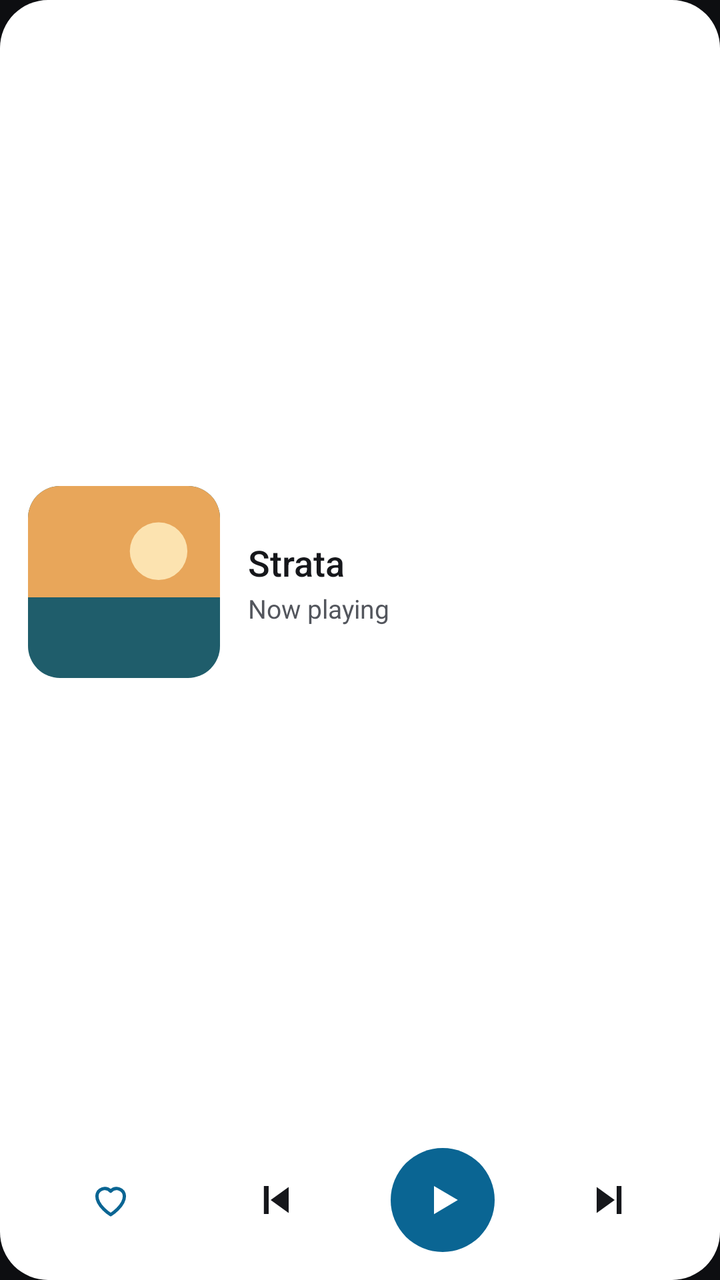
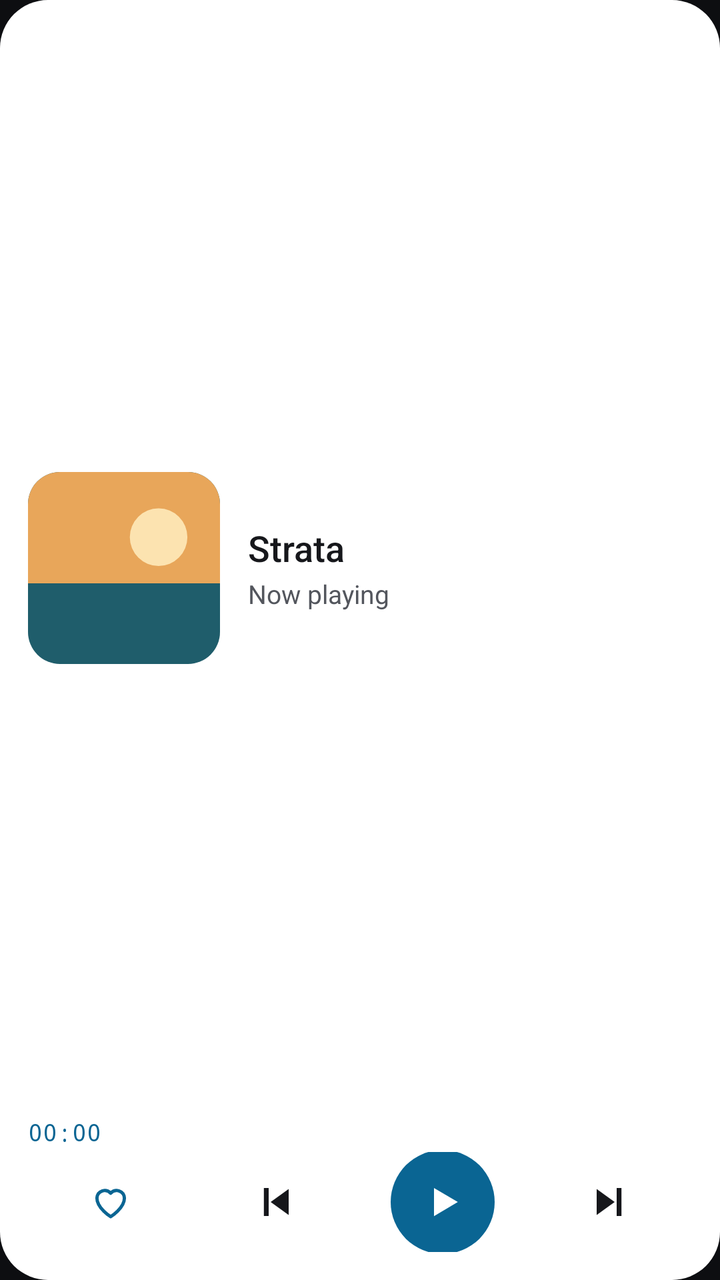

Two renders of the same Android screen: before a commit and after it. Below are the layout's source before the change and the commit's diff.
<!-- AndroidManifest.xml: application theme Theme.Strata -->
<!-- res/layout/widget_player_large.xml -->
<?xml version="1.0" encoding="utf-8"?>
<LinearLayout xmlns:android="http://schemas.android.com/apk/res/android"
    android:id="@+id/w_root"
    android:layout_width="match_parent"
    android:layout_height="match_parent"
    android:background="@drawable/widget_bg"
    android:orientation="vertical"
    android:padding="14dp">

    <LinearLayout
        android:layout_width="match_parent"
        android:layout_height="0dp"
        android:layout_weight="1"
        android:gravity="center_vertical"
        android:orientation="horizontal">

        
        <ImageView
            android:id="@+id/w_art"
            android:src="@drawable/widget_art_placeholder"
            android:layout_width="wrap_content"
            android:layout_height="match_parent"
            android:adjustViewBounds="true"
            android:maxWidth="96dp"
            android:maxHeight="96dp"
            android:importantForAccessibility="no"
            android:scaleType="fitCenter" />

        <LinearLayout
            android:layout_width="0dp"
            android:layout_height="wrap_content"
            android:layout_marginStart="14dp"
            android:layout_weight="1"
            android:orientation="vertical">

            <TextView
                android:id="@+id/w_title"
                android:text="Strata"
                android:layout_width="match_parent"
                android:layout_height="wrap_content"
                android:ellipsize="end"
                android:fontFamily="sans-serif-medium"
                android:maxLines="1"
                android:textColor="@color/widget_text"
                android:textSize="18sp" />

            <TextView
                android:id="@+id/w_sub"
                android:text="Now playing"
                android:layout_width="match_parent"
                android:layout_height="wrap_content"
                android:layout_marginTop="2dp"
                android:ellipsize="end"
                android:maxLines="2"
                android:textColor="@color/widget_sub"
                android:textSize="13sp" />
        </LinearLayout>
    </LinearLayout>

    <LinearLayout
        android:layout_width="match_parent"
        android:layout_height="52dp"
        android:layout_marginTop="6dp"
        android:gravity="center_vertical"
        android:orientation="horizontal">

        <FrameLayout android:layout_width="0dp" android:layout_height="match_parent" android:layout_weight="1">
            <ImageView
                android:id="@+id/w_fav"
                android:layout_width="44dp"
                android:layout_height="44dp"
                android:layout_gravity="center"
                android:contentDescription="Add to favorites"
                android:padding="11dp"
                android:src="@drawable/ic_w_heart"
                android:tint="@color/widget_accent" />
        </FrameLayout>

        <FrameLayout android:layout_width="0dp" android:layout_height="match_parent" android:layout_weight="1">
            <ImageView
                android:id="@+id/w_prev"
                android:layout_width="44dp"
                android:layout_height="44dp"
                android:layout_gravity="center"
                android:contentDescription="Previous track"
                android:padding="10dp"
                android:src="@drawable/ic_w_prev"
                android:tint="@color/widget_text" />
        </FrameLayout>

        <FrameLayout android:layout_width="0dp" android:layout_height="match_parent" android:layout_weight="1">
            <ImageView
                android:id="@+id/w_play"
                android:layout_width="52dp"
                android:layout_height="52dp"
                android:layout_gravity="center"
                android:background="@drawable/widget_play_bg"
                android:contentDescription="Play"
                android:padding="13dp"
                android:src="@drawable/ic_w_play"
                android:tint="@color/widget_on_accent" />
        </FrameLayout>

        <FrameLayout android:layout_width="0dp" android:layout_height="match_parent" android:layout_weight="1">
            <ImageView
                android:id="@+id/w_next"
                android:layout_width="44dp"
                android:layout_height="44dp"
                android:layout_gravity="center"
                android:contentDescription="Next track"
                android:padding="10dp"
                android:src="@drawable/ic_w_next"
                android:tint="@color/widget_text" />
        </FrameLayout>
    </LinearLayout>
</LinearLayout>
<!-- resources referenced by this layout -->
<resources>
  <color name="widget_accent">#FF0A6593</color>
  <color name="widget_on_accent">#FFFFFFFF</color>
  <color name="widget_sub">#FF53565D</color>
  <color name="widget_text">#FF16171B</color>
  <!-- drawable ic_w_next (drawable) -->
  <?xml version="1.0" encoding="utf-8"?>
  <vector xmlns:android="http://schemas.android.com/apk/res/android"
      android:width="24dp" android:height="24dp" android:viewportWidth="24" android:viewportHeight="24">
      <path android:fillColor="#FFFFFFFF" android:pathData="M6 5.5v13l9-6.5z" />
      <path android:fillColor="#FFFFFFFF" android:pathData="M16 5h2.4v14H16z" />
  </vector>
  <!-- drawable ic_w_play (drawable) -->
  <?xml version="1.0" encoding="utf-8"?>
  <vector xmlns:android="http://schemas.android.com/apk/res/android"
      android:width="24dp" android:height="24dp" android:viewportWidth="24" android:viewportHeight="24">
      <path android:fillColor="#FFFFFFFF" android:pathData="M8 5.5v13l11-6.5z" />
  </vector>
  <!-- drawable ic_w_prev (drawable) -->
  <?xml version="1.0" encoding="utf-8"?>
  <vector xmlns:android="http://schemas.android.com/apk/res/android"
      android:width="24dp" android:height="24dp" android:viewportWidth="24" android:viewportHeight="24">
      <path android:fillColor="#FFFFFFFF" android:pathData="M18 5.5v13l-9-6.5z" />
      <path android:fillColor="#FFFFFFFF" android:pathData="M5.6 5h2.4v14H5.6z" />
  </vector>
  <!-- drawable widget_bg (drawable) -->
  <?xml version="1.0" encoding="utf-8"?>
  <shape xmlns:android="http://schemas.android.com/apk/res/android" android:shape="rectangle">
      <solid android:color="@color/widget_bg" />
      <corners android:radius="24dp" />
  </shape>
  <!-- drawable widget_play_bg (drawable) -->
  <?xml version="1.0" encoding="utf-8"?>
  <shape xmlns:android="http://schemas.android.com/apk/res/android" android:shape="oval">
      <solid android:color="@color/widget_accent" />
  </shape>
  <style name="Theme.Strata" parent="android:Theme.Material.NoActionBar">
          <item name="android:windowBackground">@color/strata_bg</item>
          <item name="android:statusBarColor">@android:color/transparent</item>
          <item name="android:navigationBarColor">@android:color/transparent</item>
      </style>
  <color name="widget_bg">#FFFFFFFF</color>
  <color name="strata_bg">#0D0E11</color>
  <!-- unchanged entries left out for length: 2 -->
</resources>

<!-- the commit's change to res/layout/widget_player_large.xml (unified diff, before → after) -->
@@ -7,73 +7,184 @@
     android:orientation="vertical"
     android:padding="14dp">
 
-    <LinearLayout
+    <ViewFlipper
+        android:id="@+id/w_info"
         android:layout_width="match_parent"
         android:layout_height="0dp"
         android:layout_weight="1"
+        android:animateFirstView="false"
+        android:inAnimation="@anim/widget_info_in"
+        android:outAnimation="@anim/widget_info_out">
+
+        <LinearLayout
+            android:id="@+id/w_info0"
+            android:layout_width="match_parent"
+            android:layout_height="match_parent"
+            android:gravity="center_vertical"
+            android:orientation="horizontal">
+
+            
+            <ImageView
+                android:id="@+id/w_art0"
+                android:layout_width="wrap_content"
+                android:layout_height="match_parent"
+                android:adjustViewBounds="true"
+                android:importantForAccessibility="no"
+                android:maxWidth="96dp"
+                android:maxHeight="96dp"
+                android:scaleType="fitCenter"
+                android:src="@drawable/widget_art_placeholder" />
+
+            <LinearLayout
+                android:layout_width="0dp"
+                android:layout_height="wrap_content"
+                android:layout_marginStart="14dp"
+                android:layout_weight="1"
+                android:orientation="vertical">
+
+                <TextView
+                    android:id="@+id/w_title0"
+                    android:layout_width="match_parent"
+                    android:layout_height="wrap_content"
+                    android:ellipsize="end"
+                    android:fontFamily="sans-serif-medium"
+                    android:maxLines="1"
+                    android:text="Strata"
+                    android:textColor="@color/widget_text"
+                    android:textSize="18sp" />
+
+                <TextView
+                    android:id="@+id/w_sub0"
+                    android:layout_width="match_parent"
+                    android:layout_height="wrap_content"
+                    android:layout_marginTop="2dp"
+                    android:ellipsize="end"
+                    android:maxLines="2"
+                    android:text="Now playing"
+                    android:textColor="@color/widget_sub"
+                    android:textSize="13sp" />
+            </LinearLayout>
+        </LinearLayout>
+
+        <LinearLayout
+            android:id="@+id/w_info1"
+            android:layout_width="match_parent"
+            android:layout_height="match_parent"
+            android:gravity="center_vertical"
+            android:orientation="horizontal">
+
+            
+            <ImageView
+                android:id="@+id/w_art1"
+                android:layout_width="wrap_content"
+                android:layout_height="match_parent"
+                android:adjustViewBounds="true"
+                android:importantForAccessibility="no"
+                android:maxWidth="96dp"
+                android:maxHeight="96dp"
+                android:scaleType="fitCenter"
+                android:src="@drawable/widget_art_placeholder" />
+
+            <LinearLayout
+                android:layout_width="0dp"
+                android:layout_height="wrap_content"
+                android:layout_marginStart="14dp"
+                android:layout_weight="1"
+                android:orientation="vertical">
+
+                <TextView
+                    android:id="@+id/w_title1"
+                    android:layout_width="match_parent"
+                    android:layout_height="wrap_content"
+                    android:ellipsize="end"
+                    android:fontFamily="sans-serif-medium"
+                    android:maxLines="1"
+                    android:text="Strata"
+                    android:textColor="@color/widget_text"
+                    android:textSize="18sp" />
+
+                <TextView
+                    android:id="@+id/w_sub1"
+                    android:layout_width="match_parent"
+                    android:layout_height="wrap_content"
+                    android:layout_marginTop="2dp"
+                    android:ellipsize="end"
+                    android:maxLines="2"
+                    android:text="Now playing"
+                    android:textColor="@color/widget_sub"
+                    android:textSize="13sp" />
+            </LinearLayout>
+        </LinearLayout>
+
+    </ViewFlipper>
+
+    <LinearLayout
+        android:id="@+id/w_time_row"
+        android:layout_width="match_parent"
+        android:layout_height="wrap_content"
+        android:layout_marginTop="4dp"
         android:gravity="center_vertical"
         android:orientation="horizontal">
 
-        
-        <ImageView
-            android:id="@+id/w_art"
-            android:src="@drawable/widget_art_placeholder"
+        <Chronometer
+            android:id="@+id/w_elapsed"
             android:layout_width="wrap_content"
-            android:layout_height="match_parent"
-            android:adjustViewBounds="true"
-            android:maxWidth="96dp"
-            android:maxHeight="96dp"
-            android:importantForAccessibility="no"
-            android:scaleType="fitCenter" />
-
-        <LinearLayout
-            android:layout_width="0dp"
             android:layout_height="wrap_content"
-            android:layout_marginStart="14dp"
-            android:layout_weight="1"
-            android:orientation="vertical">
-
-            <TextView
-                android:id="@+id/w_title"
-                android:text="Strata"
-                android:layout_width="match_parent"
-                android:layout_height="wrap_content"
-                android:ellipsize="end"
-                android:fontFamily="sans-serif-medium"
-                android:maxLines="1"
-                android:textColor="@color/widget_text"
-                android:textSize="18sp" />
-
-            <TextView
-                android:id="@+id/w_sub"
-                android:text="Now playing"
-                android:layout_width="match_parent"
-                android:layout_height="wrap_content"
-                android:layout_marginTop="2dp"
-                android:ellipsize="end"
-                android:maxLines="2"
-                android:textColor="@color/widget_sub"
-                android:textSize="13sp" />
-        </LinearLayout>
+            android:fontFamily="monospace"
+            android:textColor="@color/widget_accent"
+            android:textSize="12sp" />
+
+        <TextView
+            android:id="@+id/w_pos"
+            android:layout_width="wrap_content"
+            android:layout_height="wrap_content"
+            android:fontFamily="monospace"
+            android:textColor="@color/widget_sub"
+            android:textSize="12sp"
+            android:visibility="gone" />
+
+        <TextView
+            android:id="@+id/w_total"
+            android:layout_width="wrap_content"
+            android:layout_height="wrap_content"
+            android:fontFamily="monospace"
+            android:textColor="@color/widget_sub"
+            android:textSize="12sp" />
     </LinearLayout>
 
     <LinearLayout
         android:layout_width="match_parent"
-        android:layout_height="52dp"
-        android:layout_marginTop="6dp"
+        android:layout_height="50dp"
+        android:layout_marginTop="2dp"
         android:gravity="center_vertical"
         android:orientation="horizontal">
 
         <FrameLayout android:layout_width="0dp" android:layout_height="match_parent" android:layout_weight="1">
-            <ImageView
+            <ViewFlipper
                 android:id="@+id/w_fav"
                 android:layout_width="44dp"
                 android:layout_height="44dp"
-                android:layout_gravity="center"
+            android:layout_gravity="center"
+                android:animateFirstView="false"
                 android:contentDescription="Add to favorites"
-                android:padding="11dp"
-                android:src="@drawable/ic_w_heart"
-                android:tint="@color/widget_accent" />
+                android:inAnimation="@anim/widget_pop_in"
+                android:outAnimation="@anim/widget_pop_out"
+                android:background="@drawable/widget_ripple">
+                <ImageView
+                    android:layout_width="match_parent"
+                    android:layout_height="match_parent"
+                    android:importantForAccessibility="no"
+                    android:padding="11dp"
+                    android:src="@drawable/ic_w_heart"
+                    android:tint="@color/widget_accent" />
+                <ImageView
+                    android:layout_width="match_parent"
+                    android:layout_height="match_parent"
+                    android:importantForAccessibility="no"
+                    android:padding="11dp"
+                    android:src="@drawable/ic_w_heart_fill"
+                    android:tint="@color/widget_accent" />
+            </ViewFlipper>
         </FrameLayout>
 
         <FrameLayout android:layout_width="0dp" android:layout_height="match_parent" android:layout_weight="1">
@@ -82,6 +193,7 @@
                 android:layout_width="44dp"
                 android:layout_height="44dp"
                 android:layout_gravity="center"
+                android:background="@drawable/widget_ripple"
                 android:contentDescription="Previous track"
                 android:padding="10dp"
                 android:src="@drawable/ic_w_prev"
@@ -89,16 +201,31 @@
         </FrameLayout>
 
         <FrameLayout android:layout_width="0dp" android:layout_height="match_parent" android:layout_weight="1">
-            <ImageView
+            <ViewFlipper
                 android:id="@+id/w_play"
                 android:layout_width="52dp"
                 android:layout_height="52dp"
-                android:layout_gravity="center"
-                android:background="@drawable/widget_play_bg"
+            android:layout_gravity="center"
+                android:animateFirstView="false"
                 android:contentDescription="Play"
-                android:padding="13dp"
-                android:src="@drawable/ic_w_play"
-                android:tint="@color/widget_on_accent" />
+                android:inAnimation="@anim/widget_pop_in"
+                android:outAnimation="@anim/widget_pop_out"
+                android:background="@drawable/widget_play_bg">
+                <ImageView
+                    android:layout_width="match_parent"
+                    android:layout_height="match_parent"
+                    android:importantForAccessibility="no"
+                    android:padding="13dp"
+                    android:src="@drawable/ic_w_play"
+                    android:tint="@color/widget_on_accent" />
+                <ImageView
+                    android:layout_width="match_parent"
+                    android:layout_height="match_parent"
+                    android:importantForAccessibility="no"
+                    android:padding="13dp"
+                    android:src="@drawable/ic_w_pause"
+                    android:tint="@color/widget_on_accent" />
+            </ViewFlipper>
         </FrameLayout>
 
         <FrameLayout android:layout_width="0dp" android:layout_height="match_parent" android:layout_weight="1">
@@ -107,6 +234,7 @@
                 android:layout_width="44dp"
                 android:layout_height="44dp"
                 android:layout_gravity="center"
+                android:background="@drawable/widget_ripple"
                 android:contentDescription="Next track"
                 android:padding="10dp"
                 android:src="@drawable/ic_w_next"
<!-- resource entries referenced after the edit -->
@@ -4,12 +4,25 @@
   <color name="widget_on_accent">#FFFFFFFF</color>
   <color name="widget_sub">#FF53565D</color>
   <color name="widget_text">#FF16171B</color>
+  <!-- drawable ic_w_heart_fill (drawable) -->
+  <?xml version="1.0" encoding="utf-8"?>
+  <vector xmlns:android="http://schemas.android.com/apk/res/android"
+      android:width="24dp" android:height="24dp" android:viewportWidth="24" android:viewportHeight="24">
+      <path android:fillColor="#FFFFFFFF" android:pathData="M12 20s-7.5-4.6-7.5-10.2A4.3 4.3 0 0 1 12 7.2a4.3 4.3 0 0 1 7.5 2.6C19.5 15.4 12 20 12 20z" />
+  </vector>
   <!-- drawable ic_w_next (drawable) -->
   <?xml version="1.0" encoding="utf-8"?>
   <vector xmlns:android="http://schemas.android.com/apk/res/android"
       android:width="24dp" android:height="24dp" android:viewportWidth="24" android:viewportHeight="24">
       <path android:fillColor="#FFFFFFFF" android:pathData="M6 5.5v13l9-6.5z" />
       <path android:fillColor="#FFFFFFFF" android:pathData="M16 5h2.4v14H16z" />
+  </vector>
+  <!-- drawable ic_w_pause (drawable) -->
+  <?xml version="1.0" encoding="utf-8"?>
+  <vector xmlns:android="http://schemas.android.com/apk/res/android"
+      android:width="24dp" android:height="24dp" android:viewportWidth="24" android:viewportHeight="24">
+      <path android:fillColor="#FFFFFFFF" android:pathData="M7.7 5h1.6a1.2 1.2 0 0 1 1.2 1.2v11.6a1.2 1.2 0 0 1-1.2 1.2H7.7a1.2 1.2 0 0 1-1.2-1.2V6.2A1.2 1.2 0 0 1 7.7 5z" />
+      <path android:fillColor="#FFFFFFFF" android:pathData="M14.7 5h1.6a1.2 1.2 0 0 1 1.2 1.2v11.6a1.2 1.2 0 0 1-1.2 1.2h-1.6a1.2 1.2 0 0 1-1.2-1.2V6.2A1.2 1.2 0 0 1 14.7 5z" />
   </vector>
   <!-- drawable ic_w_play (drawable) -->
   <?xml version="1.0" encoding="utf-8"?>
@@ -32,15 +45,26 @@
   </shape>
   <!-- drawable widget_play_bg (drawable) -->
   <?xml version="1.0" encoding="utf-8"?>
-  <shape xmlns:android="http://schemas.android.com/apk/res/android" android:shape="oval">
-      <solid android:color="@color/widget_accent" />
-  </shape>
+  <ripple xmlns:android="http://schemas.android.com/apk/res/android" android:color="@color/widget_ripple_on_accent">
+      <item>
+          <shape android:shape="oval"><solid android:color="@color/widget_accent" /></shape>
+      </item>
+  </ripple>
+  <!-- drawable widget_ripple (drawable) -->
+  <?xml version="1.0" encoding="utf-8"?>
+  <ripple xmlns:android="http://schemas.android.com/apk/res/android" android:color="@color/widget_ripple">
+      <item android:id="@android:id/mask">
+          <shape android:shape="oval"><solid android:color="#FFFFFFFF" /></shape>
+      </item>
+  </ripple>
   <style name="Theme.Strata" parent="android:Theme.Material.NoActionBar">
           <item name="android:windowBackground">@color/strata_bg</item>
           <item name="android:statusBarColor">@android:color/transparent</item>
           <item name="android:navigationBarColor">@android:color/transparent</item>
       </style>
   <color name="widget_bg">#FFFFFFFF</color>
+  <color name="widget_ripple_on_accent">#33FFFFFF</color>
+  <color name="widget_ripple">#2216171B</color>
   <color name="strata_bg">#0D0E11</color>
   <!-- unchanged entries left out for length: 2 -->
 </resources>
